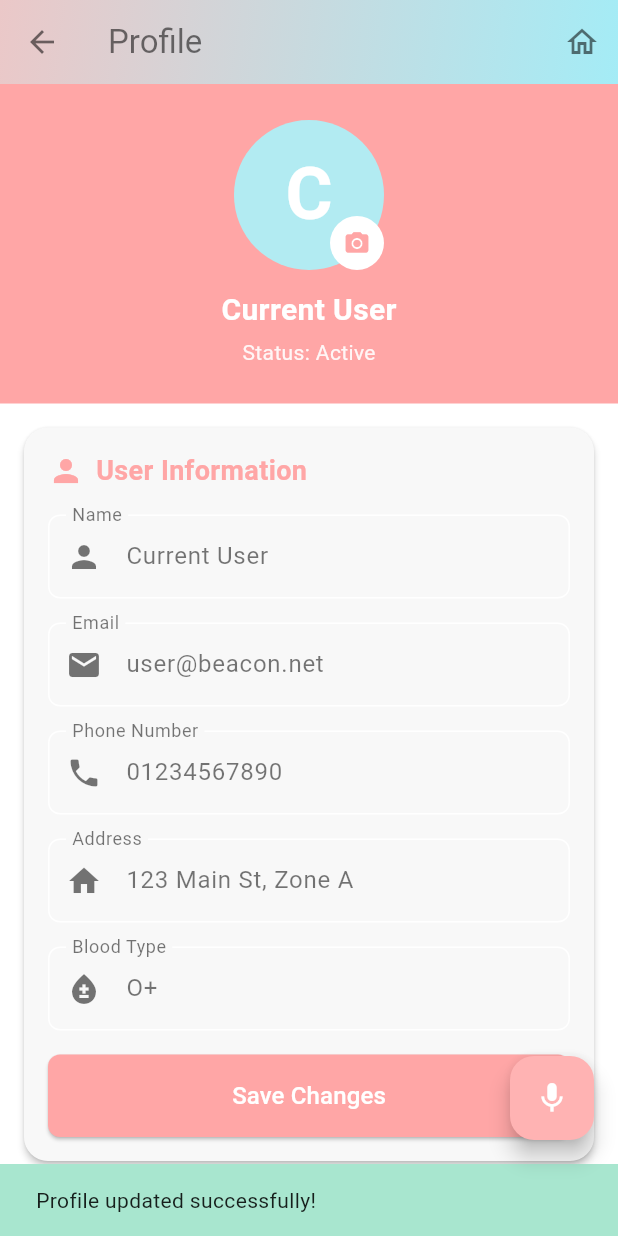
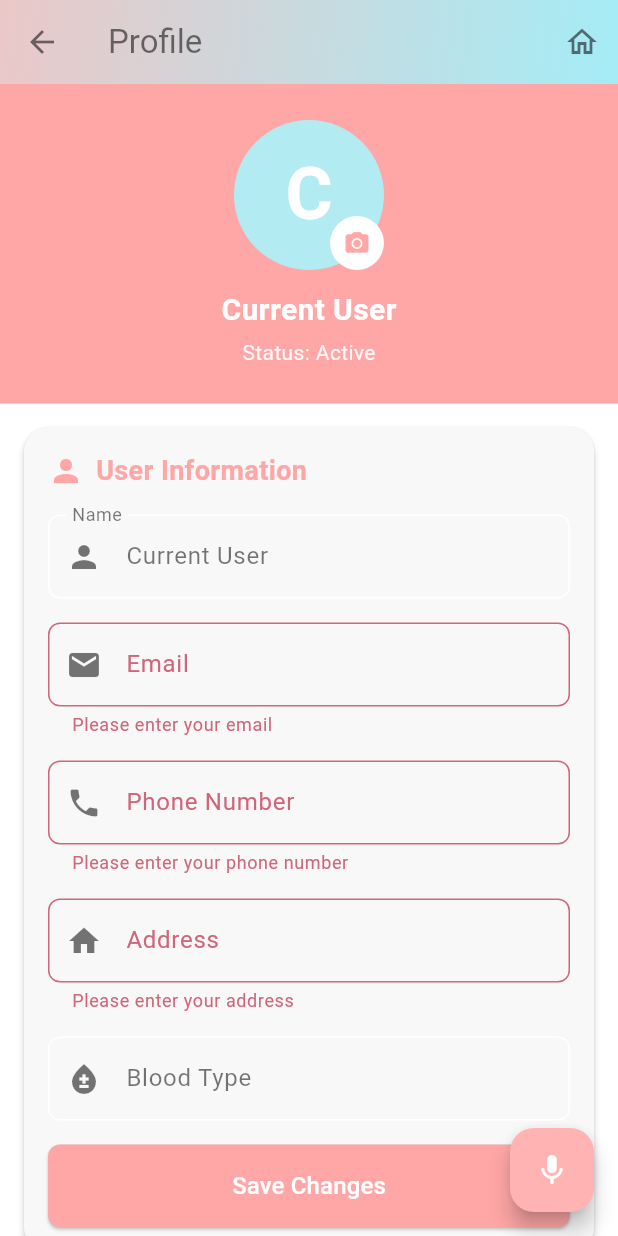
Before and after one commit to Hagerh/-BEACON-app-, a Flutter app: the ProfileScreen screen opened by its route, after a tap on "Save Changes", on a phone screen of 412 x 824 dp. Run offline on Flutter 3.47's test engine with Material 3 defaults, Android fonts, the phone set to English and light mode, and no system bars; our stand-ins replace flutter_bloc, sqflite; missing offline and left inert: flutter_p2p_connection; accounts and stored records are empty.

Commit message:
connect profile to db

```diff
--- a/lib/business/cubit/userProfile_cubit.dart
+++ b/lib/business/cubit/userProfile_cubit.dart
@@ -3,47 +3,70 @@ import 'package:flutter_bloc/flutter_bloc.dart';
 import 'package:projectdemo/constants/colors.dart';
 import 'package:projectdemo/data/model/userProfile_model.dart';
 import 'package:projectdemo/business/cubit/userProfile_state.dart';
+import 'package:projectdemo/data/local/database_helper.dart';
 
 class ProfileCubit extends Cubit<ProfileState> {
   ProfileCubit() : super(ProfileLoading());
 
-  // Simulates fetching profile data based on arguments
   Future<void> loadProfile(Map<String, dynamic>? args) async {
     emit(ProfileLoading());
 
-    // If args is null, we assume the user is viewing their own profile.
     final bool isViewingSelf = args == null || args['isSelf'] == true;
 
     try {
-      UserProfile user;
+      final db = DatabaseHelper.instance;
+      UserProfile? user;
 
       if (isViewingSelf) {
-        // ---  (Editable) ---
-        // TODO: Replace with actual SQLite/Device ID fetch
+
+        final deviceId = args?['deviceId'] ?? args?['currentDeviceId'];
+
+        if (deviceId != null) {
+          user = await db.getUserProfile(deviceId.toString());
+        }
+
+        // If no user found in database, create a default profile
+        if (user == null) {
+          final defaultDeviceId = deviceId?.toString() ?? 'DEVICE-OWNER-ID';
           user = UserProfile(
             name: 'Current User',
             avatarLetter: 'C',
             avatarColor: AppColors.connectionTeal,
             status: 'Active',
-          email: 'user@beacon.net',
-          phone: '01234567890',
-          address: '123 Main St, Zone A',
-          bloodType: 'O+',
-          deviceId: 'DEVICE-OWNER-ID',
+            email: '',
+            phone: '',
+            address: '',
+            bloodType: '',
+            deviceId: defaultDeviceId,
           );
+        }
       } else {
-        // --- (Read-Only) ---
+
+        final deviceId = args?['deviceId'];
+
+        if (deviceId != null) {
+          user = await db.getUserProfile(deviceId.toString());
+        }
+
+        if (user == null) {
+          final peerDeviceId = deviceId?.toString() ?? 'DEVICE-PEER-ID';
+          final name = args?['name']?.toString() ?? 'Peer User';
           user = UserProfile(
-          name: args['name'] ?? 'Peer User',
-          avatarLetter: args['avatar'] ?? 'P',
-          avatarColor: args['color'] ?? Colors.grey,
-          status: args['status'] ?? 'Idle',
-          email: args['email'] ?? '',
-          phone: args['phone'] ?? '',
-          address: args['address'] ?? 'Unknown location',
-          bloodType: args['bloodType'] ?? 'N/A',
-          deviceId: args['deviceId'] ?? 'DEVICE-PEER-ID',
+            name: name,
+            avatarLetter: args?['avatar']?.toString() ?? (name.isNotEmpty ? name[0].toUpperCase() : 'P'),
+            avatarColor: args?['color'] is Color
+                ? args!['color'] as Color
+                : (args?['color'] is String
+                    ? _parseColorFromString(args!['color'] as String)
+                    : Colors.grey),
+            status: args?['status']?.toString() ?? 'Idle',
+            email: args?['email']?.toString() ?? '',
+            phone: args?['phone']?.toString() ?? '',
+            address: args?['address']?.toString() ?? 'Unknown location',
+            bloodType: args?['bloodType']?.toString() ?? 'N/A',
+            deviceId: peerDeviceId,
           );
+        }
       }
 
       emit(ProfileLoaded(profile: user, isEditable: isViewingSelf));
@@ -51,6 +74,18 @@ class ProfileCubit extends Cubit<ProfileState> {
     } catch (e) {
       emit(ProfileError('Failed to load profile: $e'));
     }
+  }
+
+  Color _parseColorFromString(String colorString) {
+    if (colorString.startsWith('#')) {
+      final hex = colorString.substring(1);
+      try {
+        final value = int.parse(hex, radix: 16);
+        if (hex.length == 6) return Color(0xFF000000 | value);
+        if (hex.length == 8) return Color(value);
+      } catch (_) {}
+    }
+    return Colors.grey;
   }
 
 
@@ -64,7 +99,7 @@ class ProfileCubit extends Cubit<ProfileState> {
     if (state is ProfileLoaded) {
       final currentState = state as ProfileLoaded;
 
-
+      try {
         final updatedProfile = currentState.profile.copyWith(
           name: name,
           email: email,
@@ -73,12 +108,15 @@ class ProfileCubit extends Cubit<ProfileState> {
           bloodType: bloodType,
         );
 
+        final db = DatabaseHelper.instance;
+        await db.saveUserProfile(updatedProfile);
+
         emit(currentState.copyWith(profile: updatedProfile));
 
-      // TODO: Implement actual database  (SQLite)
-
-
         //msln - Show success message via BlocListener - present the save operation succeeded
+      } catch (e) {
+        emit(ProfileError('Failed to save profile: $e'));
       }
     }
   }
+}
```
Also changed, not shown: lib/data/local/database_helper.dart (+93 -1 lines), lib/data/model/userProfile_model.dart (+73 -0 lines). Lines whose indentation alone changed are shown as unchanged.
